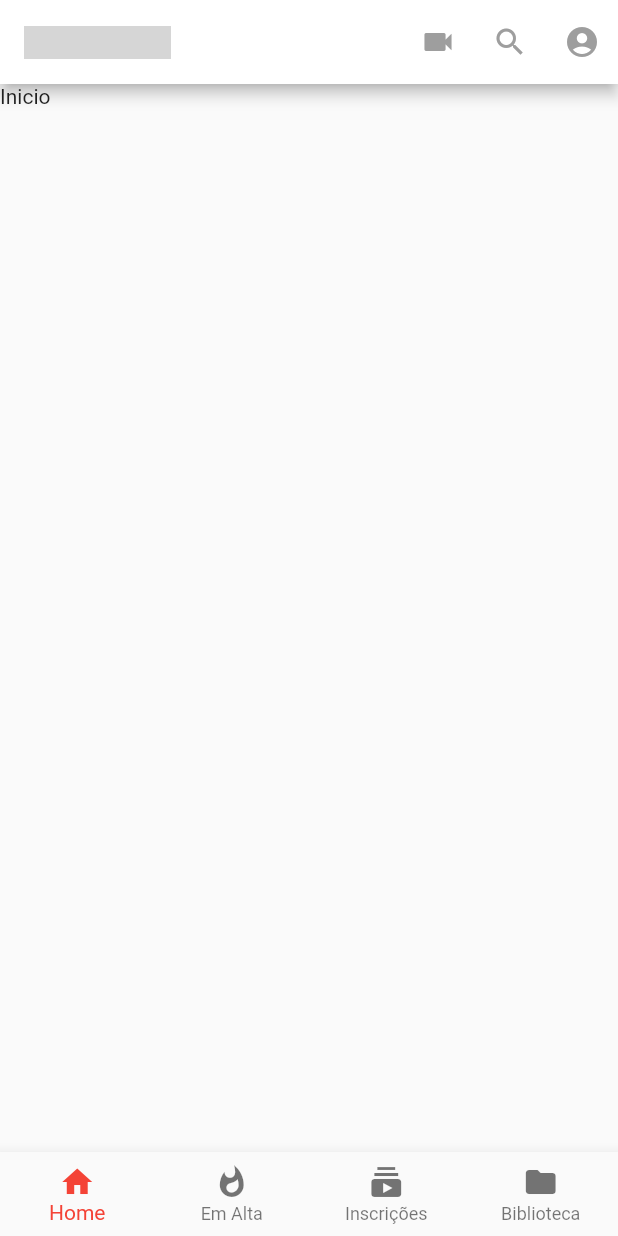
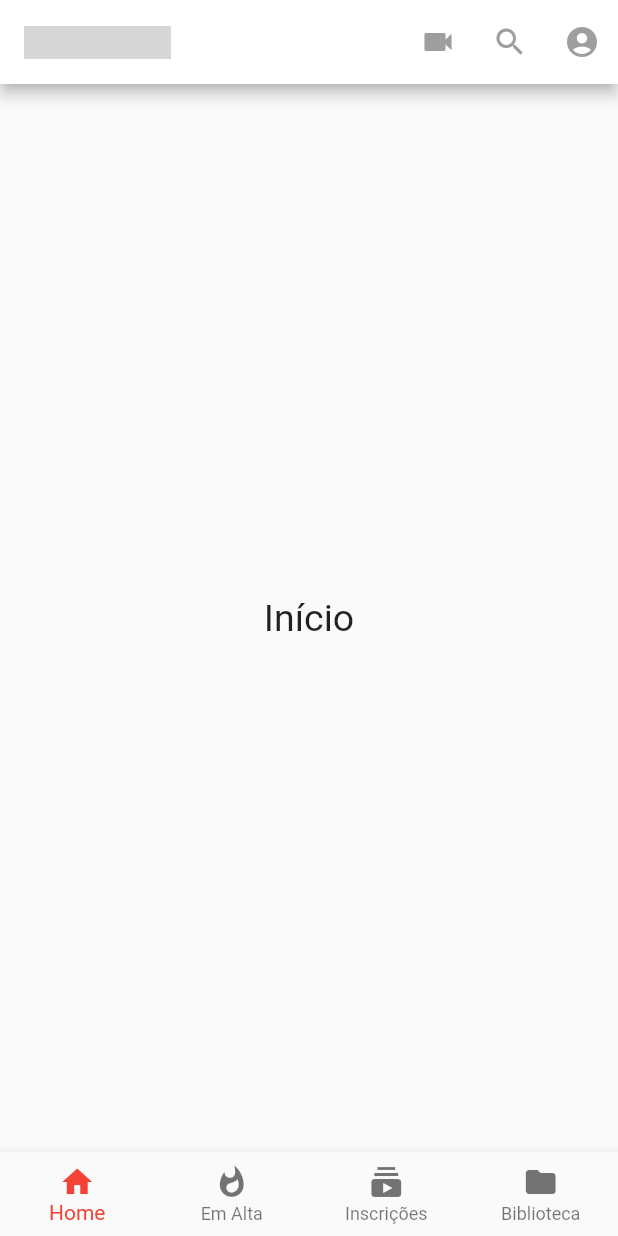
Before and after one commit to EliweltonGit/youtube-clone, a Flutter app: the screen it shows after launch, on a phone screen of 412 x 824 dp. Run offline on Flutter 3.47's test engine with Material 2 defaults, Android fonts, the phone set to English and light mode, and no system bars; grey boxes are pictures that could not be loaded.

Commit message:
Criado telas de exemplos e acoes para navegar entre elas

```diff
--- a/lib/Home.dart
+++ b/lib/Home.dart
@@ -1,3 +1,7 @@
+import 'package:aa_youtube_clone/telas/Biblioteca.dart';
+import 'package:aa_youtube_clone/telas/EmAlta.dart';
+import 'package:aa_youtube_clone/telas/Inicio.dart';
+import 'package:aa_youtube_clone/telas/Inscricao.dart';
 import 'package:flutter/material.dart';
 
 class Home extends StatefulWidget {
@@ -13,10 +17,10 @@ class _HomeState extends State<Home> {
   @override
   Widget build(BuildContext context) {
     List<Widget> telas = [
-      Text("Inicio"),
-      Text("Em alta"),
-      Text("Inscrições"),
-      Text("Biblioteca"),
+      Inicio(),
+      EmAlta(),
+      Inscricao(),
+      Biblioteca(),
     ];
     return Scaffold(
       appBar: AppBar(
--- a/lib/telas/Inicio.dart
+++ b/lib/telas/Inicio.dart
@@ -1 +1,24 @@
 import 'package:flutter/material.dart';
+
+class Inicio extends StatefulWidget {
+  const Inicio({Key? key}) : super(key: key);
+
+  @override
+  State<Inicio> createState() => _InicioState();
+}
+
+class _InicioState extends State<Inicio> {
+  @override
+  Widget build(BuildContext context) {
+    return Container(
+      child: Center(
+        child: Text(
+          "Início",
+          style: TextStyle(
+            fontSize: 25,
+          ),
+        ),
+      ),
+    );
+  }
+}
```
Also changed, not shown: lib/telas/Biblioteca.dart (+23 -0 lines), lib/telas/EmAlta.dart (+23 -0 lines), lib/telas/Inscricao.dart (+23 -0 lines).
